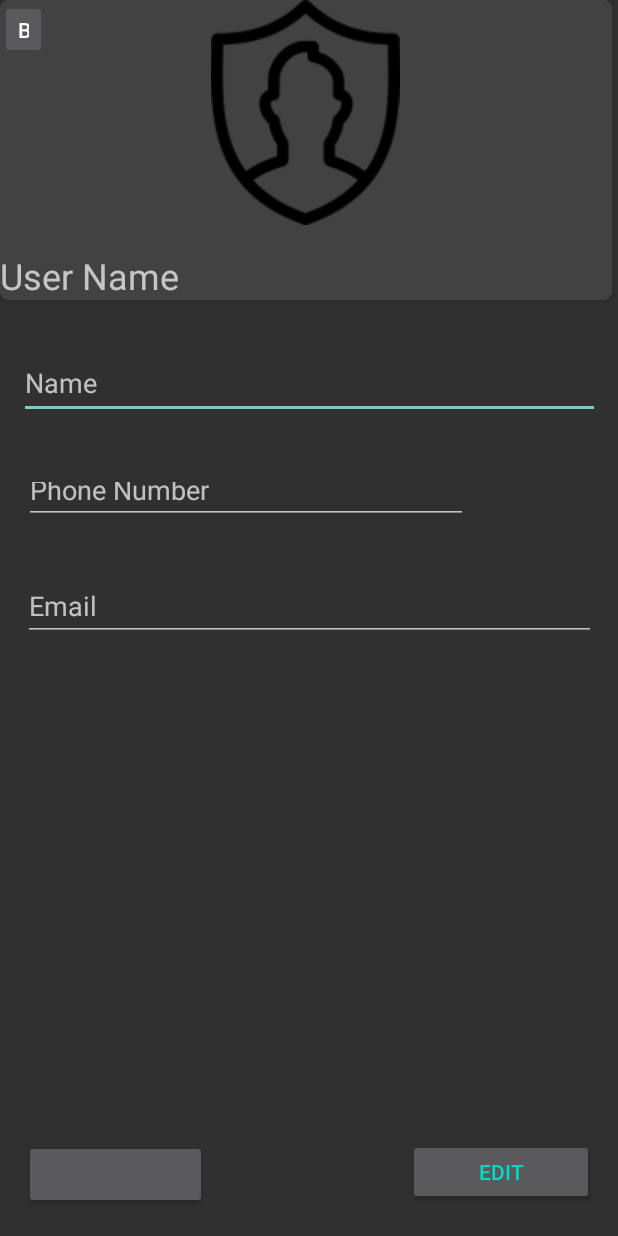
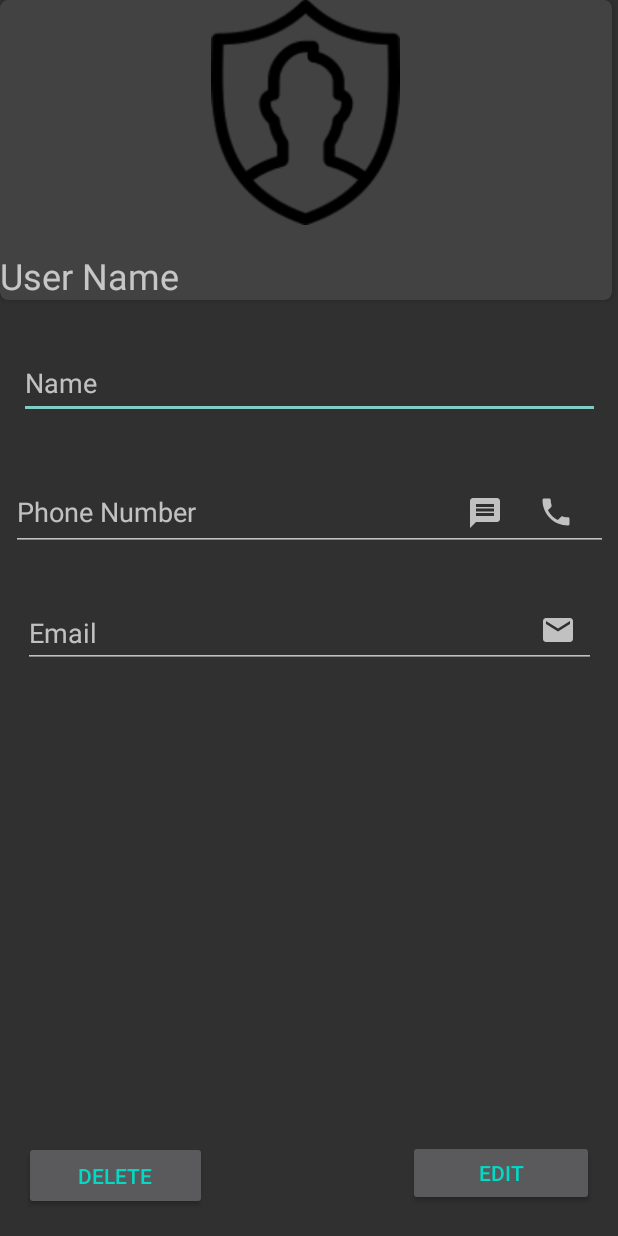
Before and after one commit to niculaec/privacy-contacts, an Android app: the layout activity_contact_details.xml on its own in the app's theme, with its tools: preview values and no code run, on a phone screen of 412 x 824 dp. Run offline under Robolectric (Android 15) with nearby library versions, the phone set to English and light mode, and no system bars; Roboto replaces fonts that are not available here.

Commit message:
Update contact_details.xml.
was addet 3 clickable image view.

```diff
--- a/app/src/main/res/layout/activity_contact_details.xml
+++ b/app/src/main/res/layout/activity_contact_details.xml
@@ -47,16 +47,15 @@
 
     <EditText
         android:id="@+id/editTextPhone"
-        android:layout_width="296dp"
-        android:layout_height="38dp"
+        android:layout_width="398dp"
+        android:layout_height="52dp"
         android:layout_marginStart="16dp"
-        android:layout_marginTop="32dp"
+        android:layout_marginTop="36dp"
         android:layout_marginEnd="16dp"
         android:ems="10"
         android:hint="Phone Number"
         android:inputType="phone"
         app:layout_constraintEnd_toEndOf="parent"
-        app:layout_constraintHorizontal_bias="0.0"
         app:layout_constraintStart_toStartOf="parent"
         app:layout_constraintTop_toBottomOf="@+id/editTextTextPersonName" />
 
@@ -80,7 +79,7 @@
         android:layout_width="122dp"
         android:layout_height="46dp"
         android:layout_marginStart="16dp"
-        android:text="@android:string/delete"
+        android:text="delete"
         android:textColor="#03DAC6"
         app:layout_constraintBottom_toBottomOf="parent"
         app:layout_constraintEnd_toStartOf="@+id/buttonEdit"
@@ -101,12 +100,39 @@
         app:layout_constraintTop_toBottomOf="@+id/editTextTextEmailAddress"
         app:layout_constraintVertical_bias="0.941" />
 
-    <Button
-        android:id="@+id/button"
-        android:layout_width="31dp"
-        android:layout_height="39dp"
-        android:text="Button"
-        tools:layout_editor_absoluteX="312dp"
-        tools:layout_editor_absoluteY="311dp" />
+    <ImageView
+        android:id="@+id/imageMessage"
+        android:layout_width="wrap_content"
+        android:layout_height="wrap_content"
+        android:layout_marginStart="304dp"
+        android:clickable="true"
+        app:layout_constraintBottom_toBottomOf="@+id/editTextPhone"
+        app:layout_constraintStart_toStartOf="@+id/editTextPhone"
+        app:layout_constraintTop_toTopOf="@+id/editTextPhone"
+        app:layout_constraintVertical_bias="0.517"
+        app:srcCompat="@drawable/ic_message_24" />
+
+    <ImageView
+        android:id="@+id/imageView3"
+        android:layout_width="wrap_content"
+        android:layout_height="wrap_content"
+        android:clickable="true"
+        app:layout_constraintBottom_toBottomOf="@+id/editTextPhone"
+        app:layout_constraintEnd_toEndOf="@+id/editTextPhone"
+        app:layout_constraintStart_toEndOf="@+id/imageMessage"
+        app:layout_constraintTop_toTopOf="@+id/editTextPhone"
+        app:srcCompat="@drawable/ic_baseline_phone_24" />
+
+    <ImageView
+        android:id="@+id/imageView4"
+        android:layout_width="wrap_content"
+        android:layout_height="wrap_content"
+        app:layout_constraintBottom_toBottomOf="@+id/editTextTextEmailAddress"
+        app:layout_constraintEnd_toEndOf="@+id/editTextTextEmailAddress"
+        app:layout_constraintHorizontal_bias="0.963"
+        app:layout_constraintStart_toStartOf="@+id/editTextTextEmailAddress"
+        app:layout_constraintTop_toTopOf="@+id/editTextTextEmailAddress"
+        app:layout_constraintVertical_bias="0.409"
+        app:srcCompat="@drawable/ic_baseline_email_24" />
 
 </androidx.constraintlayout.widget.ConstraintLayout>
```
